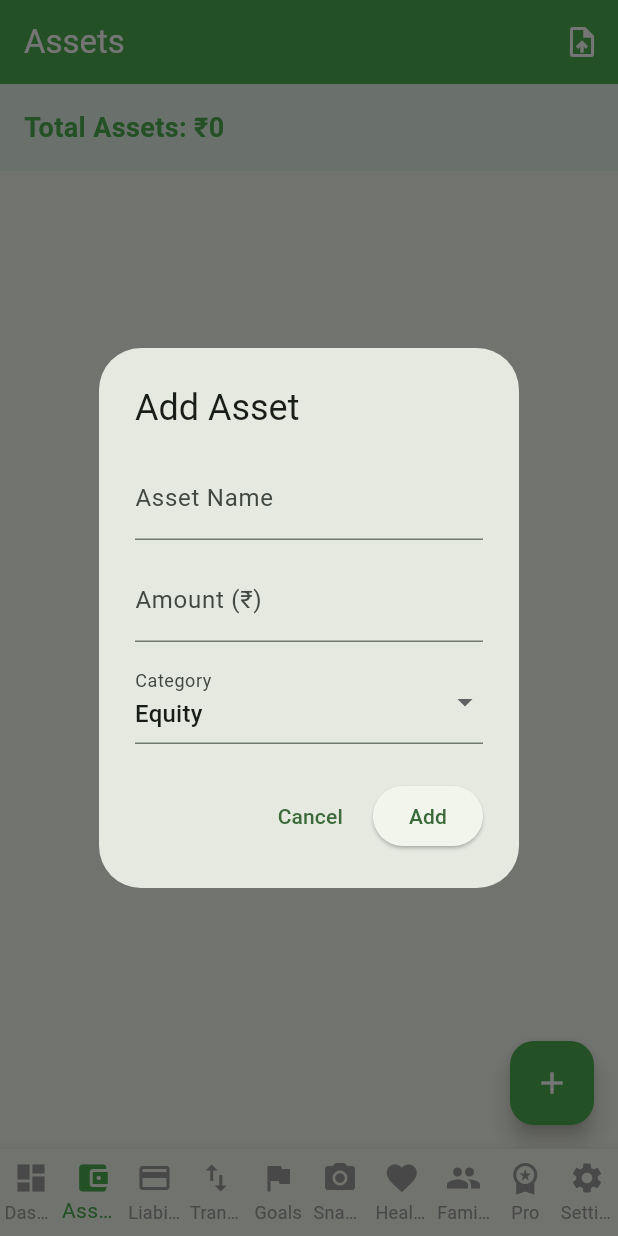
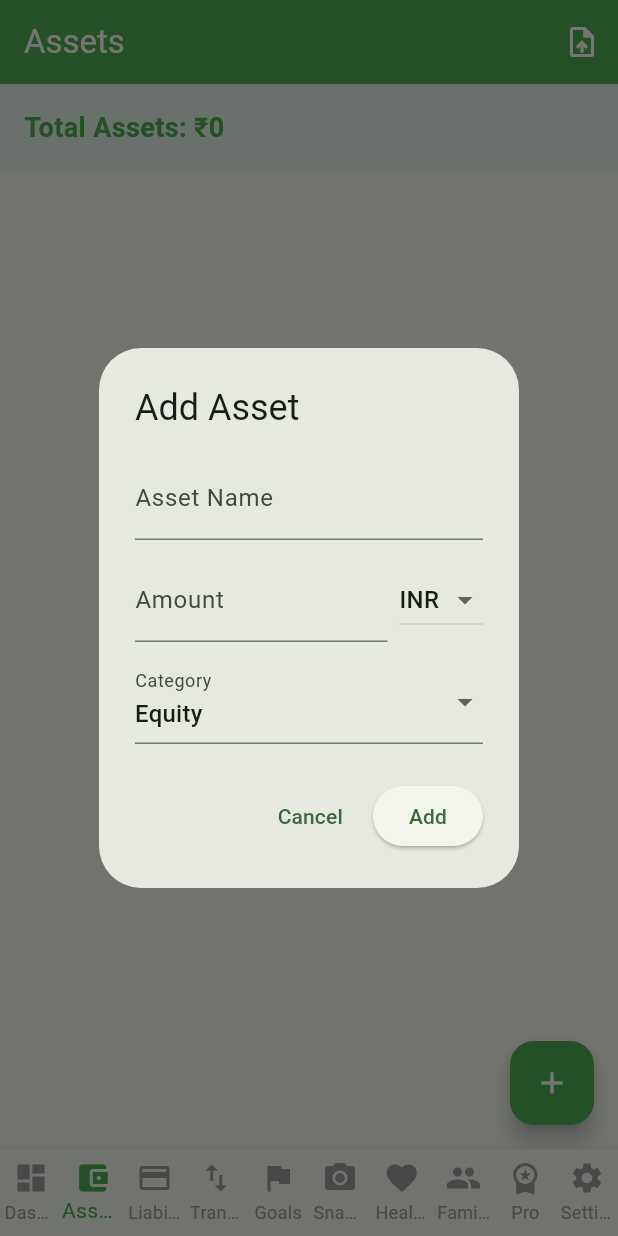
Before and after one commit to logeethraj/finmap, a Flutter app: the screen it shows once a user with an empty profile is signed in, item 2 of the bottom bar chosen, after a tap on the "add" icon, on a phone screen of 412 x 824 dp. Run offline on Flutter 3.47's test engine with Material 3 defaults, Android fonts, the phone set to English and light mode, and no system bars; our stand-ins replace csv, file_picker, shared_preferences, supabase_flutter; accounts and stored records are empty.

Commit message:
Fix bugs 021, 022 - multi-currency support with live exchange cls
git add .
q
git add .rates

```diff
--- a/lib/screens/assets_screen.dart
+++ b/lib/screens/assets_screen.dart
@@ -2,6 +2,7 @@ import 'package:flutter/material.dart';
 import 'package:supabase_flutter/supabase_flutter.dart';
 import 'package:file_picker/file_picker.dart';
 import 'package:csv/csv.dart';
+import '../services/currency_service.dart';
 
 class AssetsScreen extends StatefulWidget {
   const AssetsScreen({super.key});
@@ -14,6 +15,9 @@ class _AssetsScreenState extends State<AssetsScreen> {
   final _supabase = Supabase.instance.client;
   List<Map<String, dynamic>> _assets = [];
   bool _isLoading = true;
+  double _totalInINR = 0;
+
+  final List<String> _currencies = ['INR', 'USD', 'EUR', 'GBP', 'AED', 'SGD'];
 
   @override
   void initState() {
@@ -26,8 +30,17 @@ class _AssetsScreenState extends State<AssetsScreen> {
         .from('assets')
         .select()
         .order('created_at', ascending: false);
+
+    double total = 0;
+    for (final a in data) {
+      final amount = (a['amount'] as num).toDouble();
+      final currency = a['currency'] ?? 'INR';
+      total += await CurrencyService.convertToINR(amount, currency);
+    }
+
     setState(() {
       _assets = List<Map<String, dynamic>>.from(data);
+      _totalInINR = total;
       _isLoading = false;
     });
   }
@@ -63,6 +76,7 @@ class _AssetsScreenState extends State<AssetsScreen> {
             'name': row[0].toString(),
             'category': row[1].toString(),
             'amount': double.tryParse(row[2].toString()) ?? 0,
+            'currency': 'INR',
           });
           imported++;
         }
@@ -87,6 +101,7 @@ class _AssetsScreenState extends State<AssetsScreen> {
     final nameController = TextEditingController();
     final amountController = TextEditingController();
     String selectedCategory = 'Equity';
+    String selectedCurrency = 'INR';
     final categories = ['Equity', 'Mutual Fund', 'Gold', 'Real Estate', 'PPF', 'Crypto', 'Cash', 'Other'];
 
     showDialog(
@@ -94,7 +109,8 @@ class _AssetsScreenState extends State<AssetsScreen> {
       builder: (context) => StatefulBuilder(
         builder: (context, setDialogState) => AlertDialog(
           title: const Text('Add Asset'),
-          content: Column(
+          content: SingleChildScrollView(
+            child: Column(
               mainAxisSize: MainAxisSize.min,
               children: [
                 TextField(
@@ -102,10 +118,24 @@ class _AssetsScreenState extends State<AssetsScreen> {
                   decoration: const InputDecoration(labelText: 'Asset Name'),
                 ),
                 const SizedBox(height: 12),
-              TextField(
+                Row(
+                  children: [
+                    Expanded(
+                      child: TextField(
                         controller: amountController,
                         keyboardType: TextInputType.number,
-                decoration: const InputDecoration(labelText: 'Amount (₹)'),
+                        decoration: const InputDecoration(labelText: 'Amount'),
+                      ),
+                    ),
+                    const SizedBox(width: 8),
+                    DropdownButton<String>(
+                      value: selectedCurrency,
+                      items: _currencies
+                          .map((c) => DropdownMenuItem(value: c, child: Text(c)))
+                          .toList(),
+                      onChanged: (v) => setDialogState(() => selectedCurrency = v!),
+                    ),
+                  ],
                 ),
                 const SizedBox(height: 12),
                 DropdownButtonFormField<String>(
@@ -116,6 +146,7 @@ class _AssetsScreenState extends State<AssetsScreen> {
                 ),
               ],
             ),
+          ),
           actions: [
             TextButton(onPressed: () => Navigator.pop(context), child: const Text('Cancel')),
             ElevatedButton(
@@ -125,6 +156,7 @@ class _AssetsScreenState extends State<AssetsScreen> {
                   'name': nameController.text,
                   'amount': double.parse(amountController.text),
                   'category': selectedCategory,
+                  'currency': selectedCurrency,
                 });
                 if (mounted) Navigator.pop(context);
                 _loadAssets();
@@ -139,8 +171,6 @@ class _AssetsScreenState extends State<AssetsScreen> {
 
   @override
   Widget build(BuildContext context) {
-    final total = _assets.fold(0.0, (sum, a) => sum + (a['amount'] as num));
-
     return Scaffold(
       appBar: AppBar(
         title: const Text('Assets'),
@@ -168,7 +198,7 @@ class _AssetsScreenState extends State<AssetsScreen> {
                   padding: const EdgeInsets.all(16),
                   color: Colors.green.shade50,
                   child: Text(
-                    'Total Assets: ₹${total.toStringAsFixed(0)}',
+                    'Total Assets: ₹${_totalInINR.toStringAsFixed(0)}',
                     style: const TextStyle(
                         fontSize: 18,
                         fontWeight: FontWeight.bold,
@@ -182,22 +212,23 @@ class _AssetsScreenState extends State<AssetsScreen> {
                           itemCount: _assets.length,
                           itemBuilder: (context, index) {
                             final asset = _assets[index];
+                            final currency = asset['currency'] ?? 'INR';
                             return ListTile(
                               leading: const CircleAvatar(
                                   backgroundColor: Colors.green,
                                   child: Icon(Icons.account_balance_wallet,
                                       color: Colors.white)),
                               title: Text(asset['name']),
-                              subtitle: Text(asset['category']),
+                              subtitle: Text('${asset['category']} • $currency'),
                               trailing: Row(
                                 mainAxisSize: MainAxisSize.min,
                                 children: [
-                                  Text('₹${asset['amount']}',
-                                      style: const TextStyle(
-                                          fontWeight: FontWeight.bold)),
+                                  Text(
+                                    '${_symbolFor(currency)}${asset['amount']}',
+                                    style: const TextStyle(fontWeight: FontWeight.bold),
+                                  ),
                                   IconButton(
-                                    icon: const Icon(Icons.delete,
-                                        color: Colors.red),
+                                    icon: const Icon(Icons.delete, color: Colors.red),
                                     onPressed: () => _deleteAsset(asset['id']),
                                   ),
                                 ],
@@ -210,4 +241,14 @@ class _AssetsScreenState extends State<AssetsScreen> {
             ),
     );
   }
+
+  String _symbolFor(String currency) {
+    switch (currency) {
+      case 'USD': return '\$';
+      case 'EUR': return '€';
+      case 'GBP': return '£';
+      case 'INR': return '₹';
+      default: return '$currency ';
     }
+  }
+}
--- a/pubspec.yaml
+++ b/pubspec.yaml
@@ -42,6 +42,7 @@ dependencies:
   shared_preferences: ^2.3.3
   go_router: ^14.6.3
   flutter_svg: ^2.0.17
+  http: ^1.6.0
 
 dev_dependencies:
   flutter_test:
```
Also changed, not shown: lib/services/currency_service.dart (added, +47 -0 lines), pubspec.lock. Lines whose indentation alone changed are shown as unchanged.
